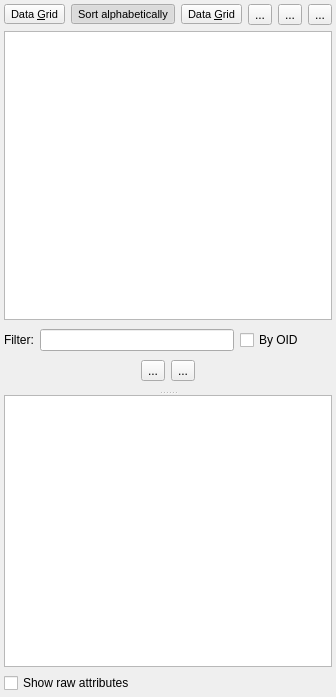
Above: libpgmodeler_ui/ui/databaseexplorerwidget.ui from pgmodeler/pgmodeler before the change. Below: the same form after it.
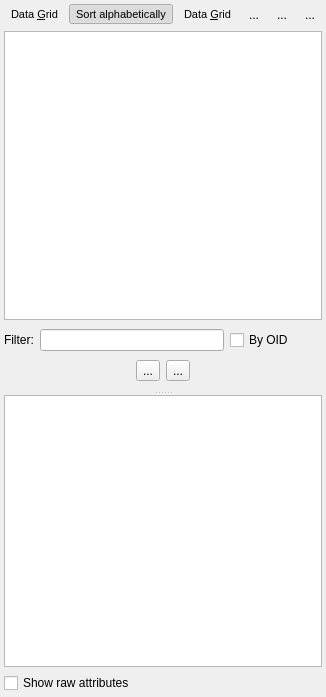
That is the form after the change. Icons and pictures are not drawn.

Patch:
```diff
--- a/libpgmodeler_ui/ui/databaseexplorerwidget.ui
+++ b/libpgmodeler_ui/ui/databaseexplorerwidget.ui
@@ -34,6 +34,9 @@
    </property>
    <item>
     <layout class="QHBoxLayout" name="horizontalLayout_5">
+     <property name="spacing">
+      <number>4</number>
+     </property>
      <item>
       <widget class="QToolButton" name="toggle_display_tb">
        <property name="enabled">
@@ -69,6 +72,9 @@
        <property name="toolButtonStyle">
         <enum>Qt::ToolButtonIconOnly</enum>
        </property>
+       <property name="autoRaise">
+        <bool>true</bool>
+       </property>
       </widget>
      </item>
      <item>
@@ -109,6 +115,9 @@
        <property name="toolButtonStyle">
         <enum>Qt::ToolButtonIconOnly</enum>
        </property>
+       <property name="autoRaise">
+        <bool>true</bool>
+       </property>
       </widget>
      </item>
      <item>
@@ -143,6 +152,9 @@
        <property name="toolButtonStyle">
         <enum>Qt::ToolButtonIconOnly</enum>
        </property>
+       <property name="autoRaise">
+        <bool>true</bool>
+       </property>
       </widget>
      </item>
      <item>
@@ -169,6 +181,9 @@
        <property name="shortcut">
         <string>Ctrl+F6</string>
        </property>
+       <property name="autoRaise">
+        <bool>true</bool>
+       </property>
       </widget>
      </item>
      <item>
@@ -192,6 +207,9 @@
          <height>22</height>
         </size>
        </property>
+       <property name="autoRaise">
+        <bool>true</bool>
+       </property>
       </widget>
      </item>
      <item>
@@ -215,6 +233,9 @@
          <height>22</height>
         </size>
        </property>
+       <property name="autoRaise">
+        <bool>true</bool>
+       </property>
       </widget>
      </item>
      <item>
```
